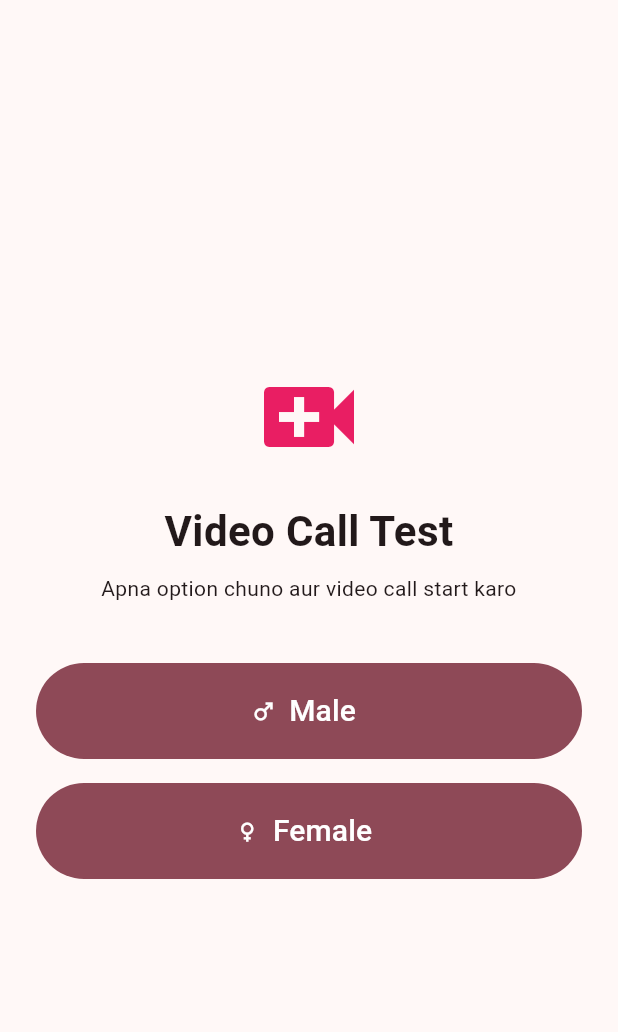
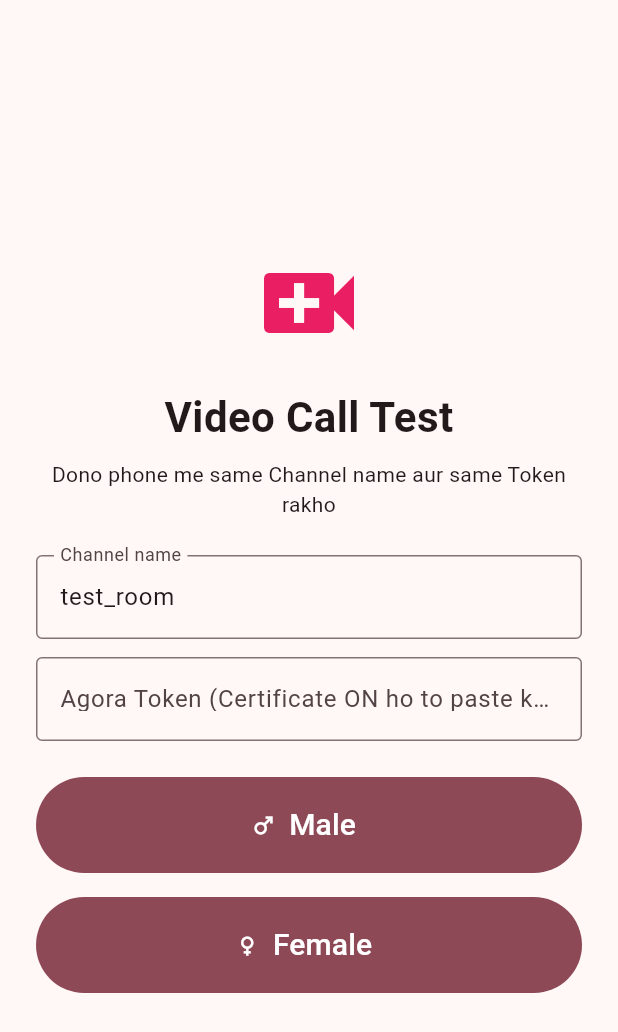
Before and after one commit to codecrafix/Video-call-app, a Flutter app: the screen it shows after launch, on a phone screen of 412 x 824 dp. Shown: the top 1032 px of the screen. Run offline on Flutter 3.47's test engine with Material 3 defaults, Android fonts, the phone set to English and light mode, and no system bars; our stand-ins replace permission_handler; missing offline and left inert: agora_rtc_engine.

Commit message:
Add in-app Agora token + channel input (fix errInvalidToken), shrink APK (drop x86_64), full README guide
Co-Authored-By: Claude Sonnet 5.5 <noreply@anthropic.com>
Claude-Session: https://claude.ai/code/session_01ATrwwwf7WW4ZHVbEcnReV6

```diff
--- a/lib/call_screen.dart
+++ b/lib/call_screen.dart
@@ -5,7 +5,14 @@ import 'config.dart';
 
 class CallScreen extends StatefulWidget {
   final String gender;
-  const CallScreen({super.key, required this.gender});
+  final String channel;
+  final String token;
+  const CallScreen({
+    super.key,
+    required this.gender,
+    required this.channel,
+    this.token = '',
+  });
 
   @override
   State<CallScreen> createState() => _CallScreenState();
@@ -83,9 +90,17 @@ class _CallScreenState extends State<CallScreen> {
           String hint = '';
           if (err == ErrorCodeType.errInvalidToken ||
               err == ErrorCodeType.errTokenExpired) {
-            hint = ' (Agora project me App Certificate OFF karo)';
+            hint = '\n\nToken galat ya expire hai. Call kaat kar back jao aur '
+                'Agora console se naya Temp Token (isi Channel name ke liye) '
+                'home screen par paste karo.';
           }
           setState(() => _status = 'Error: $err $msg$hint');
+        },
+        onTokenPrivilegeWillExpire:
+            (RtcConnection connection, String token) {
+          if (!mounted) return;
+          setState(() => _status =
+              'Token jaldi expire hoga. Naya token paste karke dobara join karo.');
         },
       ));
 
@@ -93,8 +108,8 @@ class _CallScreenState extends State<CallScreen> {
       await engine.startPreview();
 
       await engine.joinChannel(
-        token: '',
-        channelId: channelName,
+        token: widget.token,
+        channelId: widget.channel,
         uid: 0,
         options: const ChannelMediaOptions(
           clientRoleType: ClientRoleType.clientRoleBroadcaster,
@@ -150,12 +165,12 @@ class _CallScreenState extends State<CallScreen> {
         controller: VideoViewController.remote(
           rtcEngine: engine,
           canvas: VideoCanvas(uid: _remoteUid),
-          connection: const RtcConnection(channelId: channelName),
+          connection: RtcConnection(channelId: widget.channel),
         ),
       );
     }
     return Center(
-      child: Padding(
+      child: SingleChildScrollView(
         padding: const EdgeInsets.all(24),
         child: Column(
           mainAxisSize: MainAxisSize.min,
--- a/lib/config.dart
+++ b/lib/config.dart
@@ -1,9 +1,16 @@
-// Agora App ID yahan paste karo (ya GitHub Secret AGORA_APP_ID me daalo).
-// Testing mode (App Certificate OFF) ke liye token ki zarurat nahi.
+// Agora App ID: yahan default diya hua hai (ya GitHub Secret AGORA_APP_ID se override hota hai).
 const String agoraAppId = String.fromEnvironment(
   'AGORA_APP_ID',
   defaultValue: '3d394ed68f3f4e989c91f92baef3ea32',
 );
 
-// Dono phone isi channel me join honge.
-const String channelName = 'test_room';
+// Dono phone isi channel me join honge (app ke home screen par badal bhi sakte ho).
+const String defaultChannelName = 'test_room';
+
+// Agar Agora project me App Certificate ON hai to Temp Token chahiye.
+// Token ko app ke home screen par paste kar do (rebuild ki zarurat nahi).
+// Optional: build time par bhi de sakte ho: --dart-define=AGORA_TOKEN=xxxx
+const String defaultAgoraToken = String.fromEnvironment(
+  'AGORA_TOKEN',
+  defaultValue: '',
+);
--- a/lib/main.dart
+++ b/lib/main.dart
@@ -1,5 +1,6 @@
 import 'package:flutter/material.dart';
 import 'call_screen.dart';
+import 'config.dart';
 
 void main() => runApp(const MyApp());
 
@@ -20,13 +21,43 @@ class MyApp extends StatelessWidget {
   }
 }
 
-class HomeScreen extends StatelessWidget {
+class HomeScreen extends StatefulWidget {
   const HomeScreen({super.key});
 
-  void _start(BuildContext context, String gender) {
+  @override
+  State<HomeScreen> createState() => _HomeScreenState();
+}
+
+class _HomeScreenState extends State<HomeScreen> {
+  final TextEditingController _channelCtrl =
+      TextEditingController(text: defaultChannelName);
+  final TextEditingController _tokenCtrl =
+      TextEditingController(text: defaultAgoraToken);
+
+  @override
+  void dispose() {
+    _channelCtrl.dispose();
+    _tokenCtrl.dispose();
+    super.dispose();
+  }
+
+  void _start(String gender) {
+    final channel = _channelCtrl.text.trim();
+    if (channel.isEmpty) {
+      ScaffoldMessenger.of(context).showSnackBar(
+        const SnackBar(content: Text('Channel name khali nahi ho sakta')),
+      );
+      return;
+    }
     Navigator.push(
       context,
-      MaterialPageRoute(builder: (_) => CallScreen(gender: gender)),
+      MaterialPageRoute(
+        builder: (_) => CallScreen(
+          gender: gender,
+          channel: channel,
+          token: _tokenCtrl.text.trim(),
+        ),
+      ),
     );
   }
 
@@ -34,7 +65,8 @@ class HomeScreen extends StatelessWidget {
   Widget build(BuildContext context) {
     return Scaffold(
       body: SafeArea(
-        child: Padding(
+        child: Center(
+          child: SingleChildScrollView(
             padding: const EdgeInsets.all(24),
             child: Column(
               mainAxisAlignment: MainAxisAlignment.center,
@@ -49,14 +81,30 @@ class HomeScreen extends StatelessWidget {
                 ),
                 const SizedBox(height: 8),
                 const Text(
-                'Apna option chuno aur video call start karo',
+                  'Dono phone me same Channel name aur same Token rakho',
                   textAlign: TextAlign.center,
                 ),
-              const SizedBox(height: 40),
+                const SizedBox(height: 24),
+                TextField(
+                  controller: _channelCtrl,
+                  decoration: const InputDecoration(
+                    labelText: 'Channel name',
+                    border: OutlineInputBorder(),
+                  ),
+                ),
+                const SizedBox(height: 12),
+                TextField(
+                  controller: _tokenCtrl,
+                  decoration: const InputDecoration(
+                    labelText: 'Agora Token (Certificate ON ho to paste karo)',
+                    border: OutlineInputBorder(),
+                  ),
+                ),
+                const SizedBox(height: 24),
                 SizedBox(
                   height: 64,
                   child: FilledButton.icon(
-                  onPressed: () => _start(context, 'Male'),
+                    onPressed: () => _start('Male'),
                     icon: const Icon(Icons.male),
                     label: const Text('Male', style: TextStyle(fontSize: 20)),
                   ),
@@ -65,7 +113,7 @@ class HomeScreen extends StatelessWidget {
                 SizedBox(
                   height: 64,
                   child: FilledButton.icon(
-                  onPressed: () => _start(context, 'Female'),
+                    onPressed: () => _start('Female'),
                     icon: const Icon(Icons.female),
                     label: const Text('Female', style: TextStyle(fontSize: 20)),
                   ),
@@ -74,6 +122,7 @@ class HomeScreen extends StatelessWidget {
             ),
           ),
         ),
+      ),
     );
   }
 }
```
Also changed, not shown: 2 other files. Lines whose indentation alone changed are shown as unchanged.
